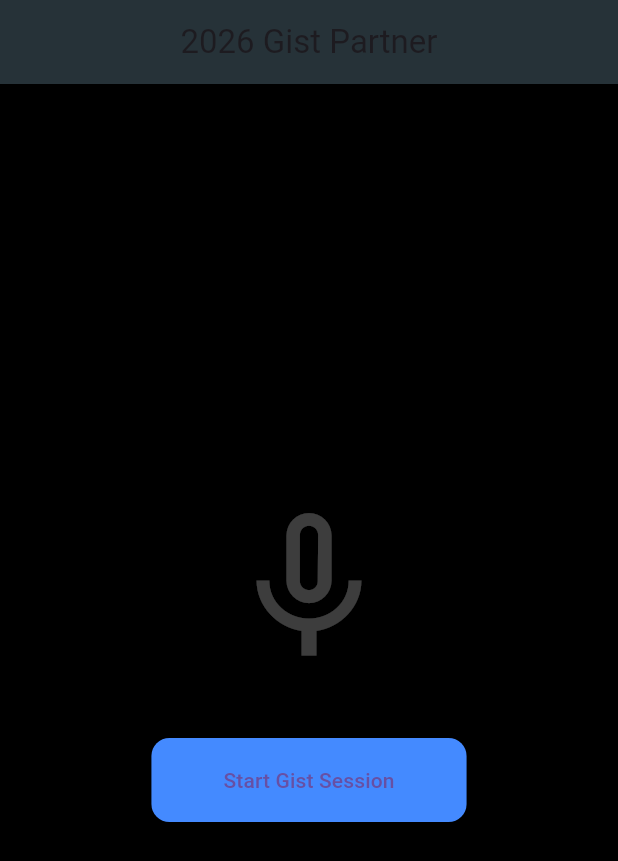
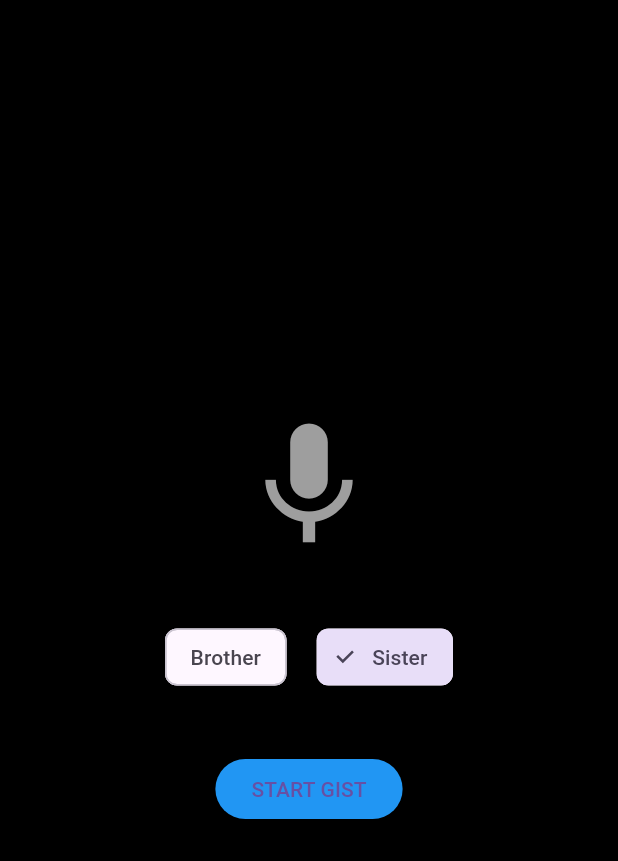
Before and after one commit to victorysosa1998-beep/frontend_ai_speaking, a Flutter app: the screen it shows after launch, on a phone screen of 412 x 824 dp. Shown: the top 861 px of the screen. Run offline on Flutter 3.47's test engine with Material 3 defaults, Android fonts, the phone set to English and light mode, and no system bars; our stand-ins replace permission_handler; missing offline and left inert: livekit_client.

Commit message:
Your message

```diff
--- a/lib/main.dart
+++ b/lib/main.dart
@@ -1,191 +1,98 @@
-// lib/main.dart
-import 'dart:async';
-import 'dart:convert';
-import 'dart:io';
-
 import 'package:flutter/material.dart';
 import 'package:livekit_client/livekit_client.dart';
 import 'package:http/http.dart' as http;
+import 'dart:convert';
 import 'package:permission_handler/permission_handler.dart';
 
 void main() async {
   WidgetsFlutterBinding.ensureInitialized();
-
-  // 1. Initialize LiveKit globally (Handles Android audio routing)
-  await LiveKitClient.initialize();
-
-  runApp(const GistApp());
+  await Permission.microphone.request();
+  runApp(const MaterialApp(debugShowCheckedModeBanner: false, home: GistPartnerApp()));
 }
 
-class GistApp extends StatelessWidget {
-  const GistApp({super.key});
-
+class GistPartnerApp extends StatefulWidget {
+  const GistPartnerApp({super.key});
   @override
-  Widget build(BuildContext context) {
-    return const MaterialApp(
-      debugShowCheckedModeBanner: false,
-      home: GistScreen(),
-    );
-  }
+  State<GistPartnerApp> createState() => _GistPartnerAppState();
 }
 
-class GistScreen extends StatefulWidget {
-  const GistScreen({super.key});
+class _GistPartnerAppState extends State<GistPartnerApp> {
+  Room? _room;
+  bool _isConnected = false;
+  bool _isLoading = false;
+  String _selectedVoice = "female";
 
-  @override
-  State<GistScreen> createState() => _GistScreenState();
-}
+  final String _backendIp = "192.168.236.157"; // Your PC's LAN IP
+  final String _liveKitUrl = "wss://key-5d1ldsh2.livekit.cloud"; // LiveKit Cloud URL
 
-class _GistScreenState extends State<GistScreen> with WidgetsBindingObserver {
-  Room? _room;
-  bool _isConnecting = false;
-  bool _isLive = false;
-
-  // Your LiveKit cloud URL and local token server
-  static const String _serverUrl = 'wss://key-5d1ldsh2.livekit.cloud';
-  static const String _tokenEndpoint = 'http://192.168.236.157:8000/get_token';
-
-  @override
-  void initState() {
-    super.initState();
-    WidgetsBinding.instance.addObserver(this);
-  }
-
-  @override
-  void dispose() {
-    WidgetsBinding.instance.removeObserver(this);
-    _disconnectInternal();
-    super.dispose();
-  }
-
-  Future<void> connectToAgent() async {
-    if (_isConnecting || _isLive) return;
-    setState(() => _isConnecting = true);
-
-    try {
-      // A. Request microphone permission
-      final micStatus = await Permission.microphone.request();
-      if (!micStatus.isGranted) {
-        _showError('Microphone permission is required.');
-        return;
-      }
-
-      // B. Fetch token from FastAPI server
-      debugPrint('Fetching token...');
-      final response = await http
-          .get(Uri.parse(_tokenEndpoint))
-          .timeout(const Duration(seconds: 10));
-      if (response.statusCode != 200) {
-        throw Exception('Server error: ${response.statusCode}');
-      }
-      final token = jsonDecode(response.body)['token'];
-
-      // C. Connect to the LiveKit room
-      final room = Room();
-
-      // Listen for remote audio tracks (AI TTS)
-      room.events.listen((event) {
-        if (event is TrackSubscribedEvent) {
-          final track = event.track;
-          if (track is RemoteAudioTrack) {
-            track.start(); // Auto-play AI audio
-            debugPrint('Remote audio started: ${event.publication.name}');
-          }
-        }
-      });
-
-      await room.connect(
-        _serverUrl,
-        token,
-        connectOptions: const ConnectOptions(
-          autoSubscribe: true, // auto-subscribe remote tracks
-          rtcConfiguration: RTCConfiguration(
-            iceTransportPolicy: RTCIceTransportPolicy.all,
-          ),
-        ),
-      );
-
-      // D. Publish local mic track
-      await room.localParticipant?.setMicrophoneEnabled(true);
-
-      setState(() {
-        _room = room;
-        _isLive = true;
-      });
-
-      debugPrint('🎉 Connected to LiveKit and ready to gist!');
-    } catch (e) {
-      _showError('Connection failed: $e');
-      debugPrint('❌ Error: $e');
-    } finally {
-      setState(() => _isConnecting = false);
+  Future<void> _handleCall() async {
+    if (_isConnected) {
+      await _room?.disconnect();
+      setState(() => _isConnected = false);
+    } else {
+      await _connect();
     }
   }
 
-  Future<void> disconnect() async {
-    await _disconnectInternal();
-    setState(() => _isLive = false);
+  Future<void> _connect() async {
+    setState(() => _isLoading = true);
+    try {
+      // Fetch token from backend with gender
+      final uri = Uri.parse('http://$_backendIp:8000/get_token?gender=$_selectedVoice');
+      final resp = await http.get(uri).timeout(const Duration(seconds: 8));
+      final token = jsonDecode(resp.body)['token'];
+
+      _room = Room();
+      print("🔗 Connecting to: $_liveKitUrl");
+
+      await _room!.connect(_liveKitUrl, token, roomOptions: const RoomOptions(adaptiveStream: true));
+      await _room!.localParticipant?.setMicrophoneEnabled(true);
+
+      setState(() {
+        _isConnected = true;
+        _isLoading = false;
+      });
+    } catch (e) {
+      setState(() => _isLoading = false);
+      _showError("Connection failed: $e");
+    }
   }
 
-  Future<void> _disconnectInternal() async {
-    try {
-      await _room?.disconnect();
-      await _room?.dispose();
-    } catch (_) {}
-    _room = null;
-  }
+  void _showError(String msg) => ScaffoldMessenger.of(context).showSnackBar(SnackBar(content: Text(msg)));
 
   @override
   Widget build(BuildContext context) {
     return Scaffold(
       backgroundColor: Colors.black,
-      appBar: AppBar(
-        title: const Text('2026 Gist Partner'),
-        backgroundColor: Colors.blueGrey.shade900,
-        centerTitle: true,
-      ),
       body: Center(
         child: Column(
           mainAxisAlignment: MainAxisAlignment.center,
           children: [
-            Icon(
-              _isLive ? Icons.record_voice_over : Icons.mic_none,
-              size: 120,
-              color: _isLive ? Colors.greenAccent : Colors.white24,
-            ),
+            Icon(Icons.mic, color: _isConnected ? Colors.green : Colors.grey, size: 100),
             const SizedBox(height: 40),
-            ElevatedButton(
-              onPressed: _isConnecting
-                  ? null
-                  : (_isLive ? disconnect : connectToAgent),
-              style: ElevatedButton.styleFrom(
-                backgroundColor: _isLive ? Colors.redAccent : Colors.blueAccent,
-                padding:
-                    const EdgeInsets.symmetric(horizontal: 48, vertical: 18),
-                shape: RoundedRectangleBorder(
-                  borderRadius: BorderRadius.circular(12),
+            if (!_isConnected) _voiceSelector(),
+            const SizedBox(height: 40),
+            _isLoading
+              ? const CircularProgressIndicator()
+              : ElevatedButton(
+                  onPressed: _handleCall,
+                  style: ElevatedButton.styleFrom(backgroundColor: _isConnected ? Colors.red : Colors.blue),
+                  child: Text(_isConnected ? "END CALL" : "START GIST"),
                 ),
-              ),
-              child: _isConnecting
-                  ? const SizedBox(
-                      width: 20,
-                      height: 20,
-                      child: CircularProgressIndicator(
-                        strokeWidth: 2,
-                        color: Colors.white,
-                      ),
-                    )
-                  : Text(_isLive ? 'End Gist Session' : 'Start Gist Session'),
-            ),
           ],
         ),
       ),
     );
   }
 
-  void _showError(String message) {
-    if (!mounted) return;
-    ScaffoldMessenger.of(context)
-        .showSnackBar(SnackBar(content: Text(message)));
+  Widget _voiceSelector() {
+    return Row(
+      mainAxisAlignment: MainAxisAlignment.center,
+      children: [
+        ChoiceChip(label: const Text("Brother"), selected: _selectedVoice == "male", onSelected: (s) => setState(() => _selectedVoice = "male")),
+        const SizedBox(width: 20),
+        ChoiceChip(label: const Text("Sister"), selected: _selectedVoice == "female", onSelected: (s) => setState(() => _selectedVoice = "female")),
+      ],
+    );
   }
 }
```
Also changed, not shown: 1 other file.
